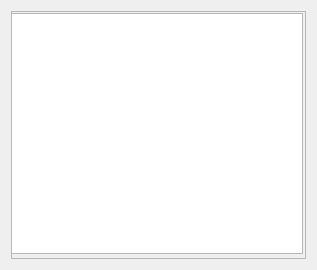
First picture: the form in src/gui/logs.ui, repository coolka1234/GCodeOptimizer, before the edit.
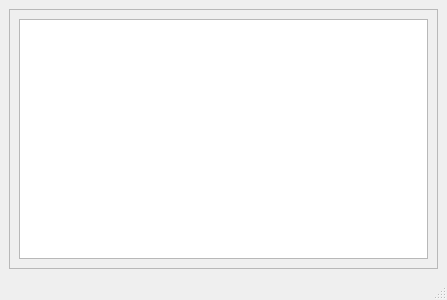
Second picture: the form after the edit.

```diff
--- a/src/gui/logs.ui
+++ b/src/gui/logs.ui
@@ -1,19 +1,20 @@
 <?xml version="1.0" encoding="UTF-8"?>
 <ui version="4.0">
- <class>Logs</class>
- <widget class="QWidget" name="Logs">
+ <class>MainWindow</class>
+ <widget class="QMainWindow" name="MainWindow">
   <property name="geometry">
    <rect>
     <x>0</x>
     <y>0</y>
-    <width>317</width>
-    <height>270</height>
+    <width>447</width>
+    <height>300</height>
    </rect>
   </property>
   <property name="windowTitle">
    <string>Form</string>
   </property>
-  <layout class="QHBoxLayout" name="horizontalLayout">
+  <widget class="QWidget" name="centralwidget">
+   <layout class="QHBoxLayout" name="horizontalLayout_2">
    <item>
     <widget class="QScrollArea" name="scrollArea">
      <property name="widgetResizable">
@@ -24,19 +25,13 @@
        <rect>
         <x>0</x>
         <y>0</y>
-        <width>297</width>
-        <height>250</height>
-       </rect>
-      </property>
+         <width>427</width>
+         <height>258</height>
+        </rect>
+       </property>
+       <layout class="QHBoxLayout" name="horizontalLayout">
+        <item>
       <widget class="QListWidget" name="listWidget">
-       <property name="geometry">
-        <rect>
-         <x>-10</x>
-         <y>1</y>
-         <width>301</width>
-         <height>241</height>
-        </rect>
-       </property>
        <property name="minimumSize">
         <size>
          <width>281</width>
@@ -44,10 +39,14 @@
         </size>
        </property>
       </widget>
+        </item>
+       </layout>
      </widget>
     </widget>
    </item>
   </layout>
+  </widget>
+  <widget class="QStatusBar" name="statusbar"/>
  </widget>
  <resources/>
  <connections/>
```
Left out of the diff: 2 changed lines with no effect on the pictures. Lines whose indentation alone changed are shown as unchanged.
